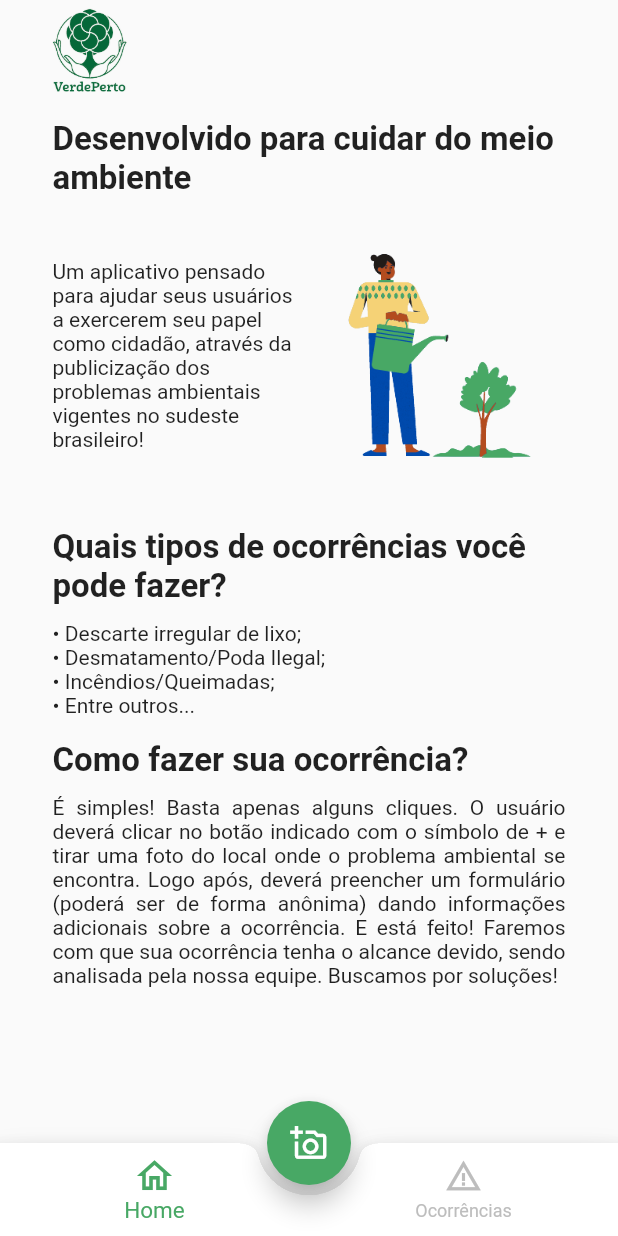
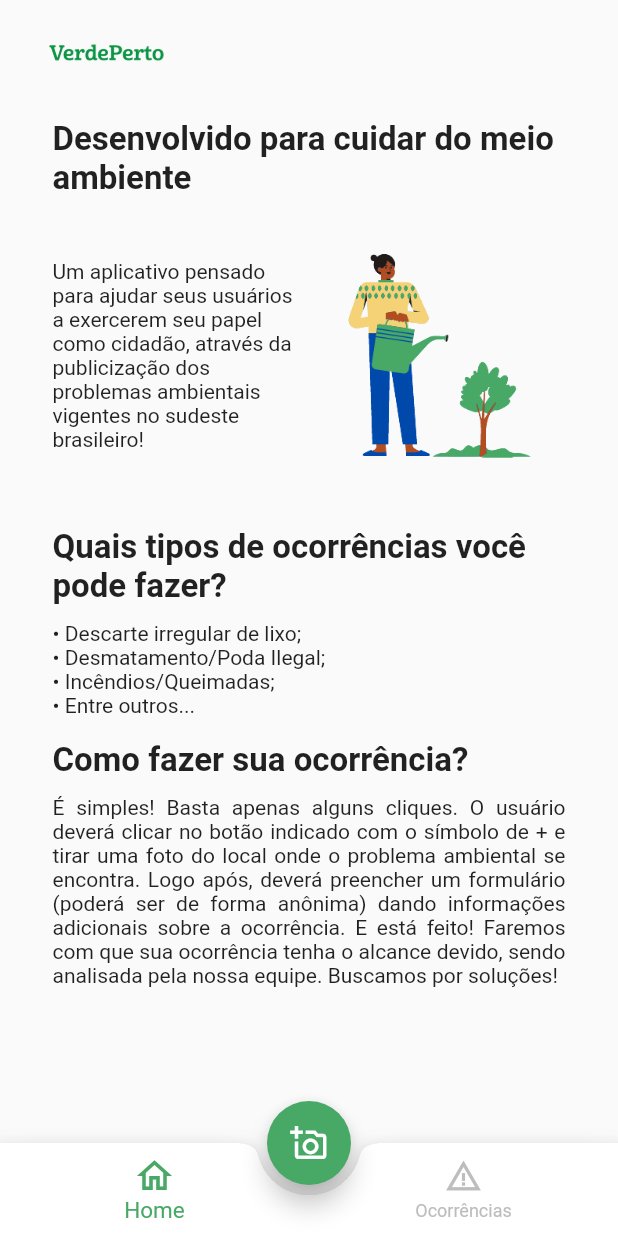
Before and after one commit to ItaloCovas/VerdePerto, a Flutter app: the screen it shows after launch, on a phone screen of 412 x 824 dp. Run offline on Flutter 3.47's test engine with Material 2 defaults, Android fonts, the phone set to English and light mode, and no system bars; our stand-ins replace flutter_mobx, get_it, image_picker, mobx, simple_shadow; generated files the repository leaves out were written again; Roboto replaces fonts that are missing (Poppins).

Commit message:
design construcao

```diff
--- a/lib/main.dart
+++ b/lib/main.dart
@@ -2,6 +2,7 @@ import 'package:flutter/material.dart';
 import 'package:get_it/get_it.dart';
 import 'package:verde_perto/controller/image_store.dart';
 import 'package:verde_perto/pages/finished_page.dart';
+import 'package:verde_perto/pages/home_page.dart';
 import 'package:verde_perto/pages/splashscreen_page.dart';
 
 void main() {
--- a/lib/pages/home_page.dart
+++ b/lib/pages/home_page.dart
@@ -20,13 +20,17 @@ class _HomePageState extends State<HomePage> {
       child: SafeArea(
         child: Column(
           children: [
-            Row(
-              children: [
-                Image.asset(
-                  'assets/images/logo.png',
-                  height: 70,
-                ),
-              ],
+            Padding(
+              padding: const EdgeInsets.only(left: 31),
+              child: Row(
+                children: [
+                  Image.asset(
+                    'assets/images/verde8.png',
+                    height: 70,
+                    width: 80,
+                  ),
+                ],
+              ),
             ),
             Padding(
               padding: const EdgeInsets.only(left: 35, right: 35),
--- a/pubspec.yaml
+++ b/pubspec.yaml
@@ -31,6 +31,7 @@ dependencies:
     sdk: flutter
 
 
+
   # The following adds the Cupertino Icons font to your application.
   # Use with the CupertinoIcons class for iOS style icons.
   cupertino_icons: ^1.0.2
@@ -39,6 +40,7 @@ dependencies:
   mobx: ^2.0.6+1
   get_it: ^7.2.0
   path_provider: ^2.0.8
+  simple_shadow: ^0.3.0
 
 dev_dependencies:
   flutter_test:
```
Also changed, not shown: lib/pages/splashscreen_page.dart (+30 -7 lines), assets/images/logo_splash.png, assets/images/verde8.png (added), pubspec.lock.
